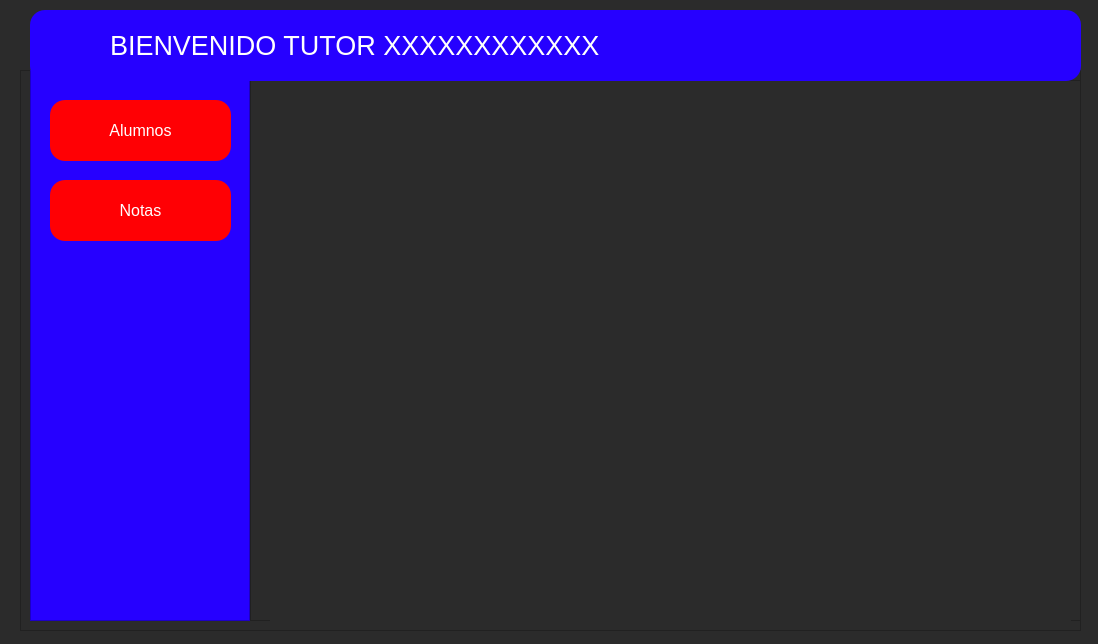
Old version of the form entrar_tutor.ui in the repository Giavic/Taller_de_software_TF.
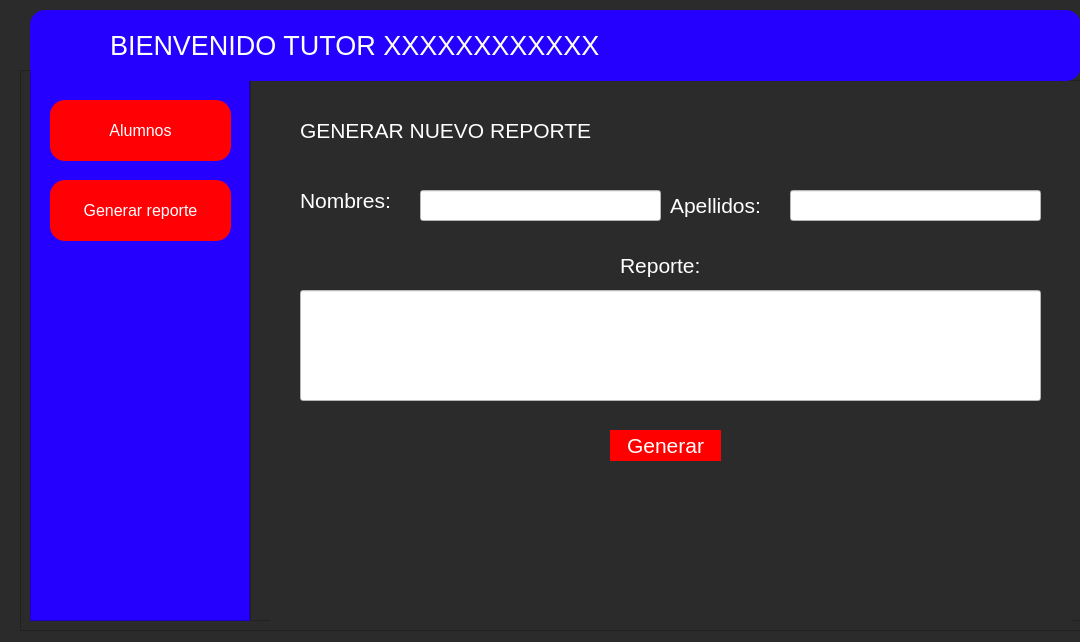
New version of the form. The open tabs and pages were chosen to show the change. Icons and pictures are not drawn.

Patch:
```diff
--- a/entrar_tutor.ui
+++ b/entrar_tutor.ui
@@ -6,8 +6,8 @@
    <rect>
     <x>0</x>
     <y>0</y>
-    <width>1098</width>
-    <height>644</height>
+    <width>1080</width>
+    <height>642</height>
    </rect>
   </property>
   <property name="windowTitle">
@@ -217,7 +217,7 @@
 }</string>
      </property>
      <property name="text">
-      <string>Notas</string>
+      <string>Generar reporte</string>
      </property>
     </widget>
    </widget>
@@ -292,7 +292,155 @@
        </property>
       </widget>
      </widget>
-     <widget class="QWidget" name="page_2"/>
+     <widget class="QWidget" name="page_2">
+      <widget class="QLabel" name="label_3">
+       <property name="geometry">
+        <rect>
+         <x>30</x>
+         <y>20</y>
+         <width>341</width>
+         <height>21</height>
+        </rect>
+       </property>
+       <property name="text">
+        <string>GENERAR NUEVO REPORTE</string>
+       </property>
+      </widget>
+      <widget class="QLabel" name="label_4">
+       <property name="geometry">
+        <rect>
+         <x>30</x>
+         <y>90</y>
+         <width>121</width>
+         <height>21</height>
+        </rect>
+       </property>
+       <property name="text">
+        <string>Nombres:</string>
+       </property>
+      </widget>
+      <widget class="QLabel" name="label_5">
+       <property name="geometry">
+        <rect>
+         <x>400</x>
+         <y>90</y>
+         <width>111</width>
+         <height>31</height>
+        </rect>
+       </property>
+       <property name="text">
+        <string>Apellidos:</string>
+       </property>
+      </widget>
+      <widget class="QLabel" name="label_6">
+       <property name="geometry">
+        <rect>
+         <x>350</x>
+         <y>150</y>
+         <width>101</width>
+         <height>31</height>
+        </rect>
+       </property>
+       <property name="text">
+        <string>Reporte:</string>
+       </property>
+      </widget>
+      <widget class="QLineEdit" name="lineEdit">
+       <property name="geometry">
+        <rect>
+         <x>150</x>
+         <y>90</y>
+         <width>241</width>
+         <height>31</height>
+        </rect>
+       </property>
+       <property name="font">
+        <font>
+         <pointsize>-1</pointsize>
+         <weight>50</weight>
+         <italic>false</italic>
+         <bold>false</bold>
+        </font>
+       </property>
+       <property name="styleSheet">
+        <string notr="true">background-color: rgb(255, 255, 255);
+font:14px;
+</string>
+       </property>
+      </widget>
+      <widget class="QLineEdit" name="lineEdit_2">
+       <property name="geometry">
+        <rect>
+         <x>520</x>
+         <y>90</y>
+         <width>251</width>
+         <height>31</height>
+        </rect>
+       </property>
+       <property name="styleSheet">
+        <string notr="true">background-color: rgb(255, 255, 255);
+font:14px;</string>
+       </property>
+      </widget>
+      <widget class="QLineEdit" name="lineEdit_3">
+       <property name="geometry">
+        <rect>
+         <x>30</x>
+         <y>190</y>
+         <width>741</width>
+         <height>111</height>
+        </rect>
+       </property>
+       <property name="layoutDirection">
+        <enum>Qt::LeftToRight</enum>
+       </property>
+       <property name="autoFillBackground">
+        <bool>false</bool>
+       </property>
+       <property name="styleSheet">
+        <string notr="true">background-color: rgb(255, 255, 255);
+font:18px;
+color:black;</string>
+       </property>
+       <property name="alignment">
+        <set>Qt::AlignLeading|Qt::AlignLeft|Qt::AlignTop</set>
+       </property>
+       <property name="dragEnabled">
+        <bool>false</bool>
+       </property>
+       <property name="cursorMoveStyle">
+        <enum>Qt::LogicalMoveStyle</enum>
+       </property>
+       <property name="clearButtonEnabled">
+        <bool>false</bool>
+       </property>
+      </widget>
+      <widget class="QPushButton" name="pushButton_4">
+       <property name="geometry">
+        <rect>
+         <x>340</x>
+         <y>330</y>
+         <width>111</width>
+         <height>31</height>
+        </rect>
+       </property>
+       <property name="styleSheet">
+        <string notr="true">QPushButton{
+background-color: rgb(255, 0, 0);
+border-radius:0px;
+}
+
+QPushButton:hover{
+background-color: rgb(226, 226, 226);
+color:black;
+border-radius:0px;
+}</string>
+       </property>
+       <property name="text">
+        <string>Generar</string>
+       </property>
+      </widget>
+     </widget>
     </widget>
    </widget>
   </widget>
```
Left out of the diff: 47 changed lines with no effect on the pictures.
